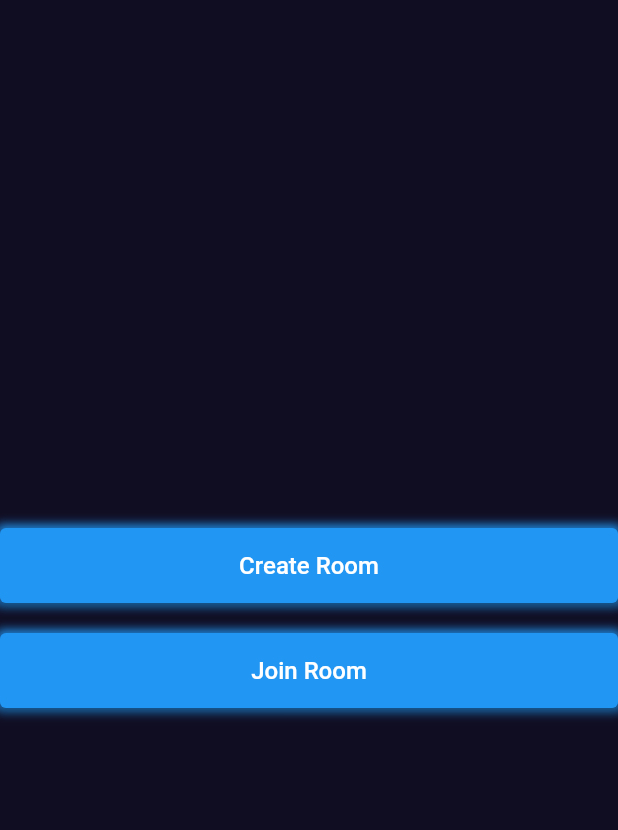
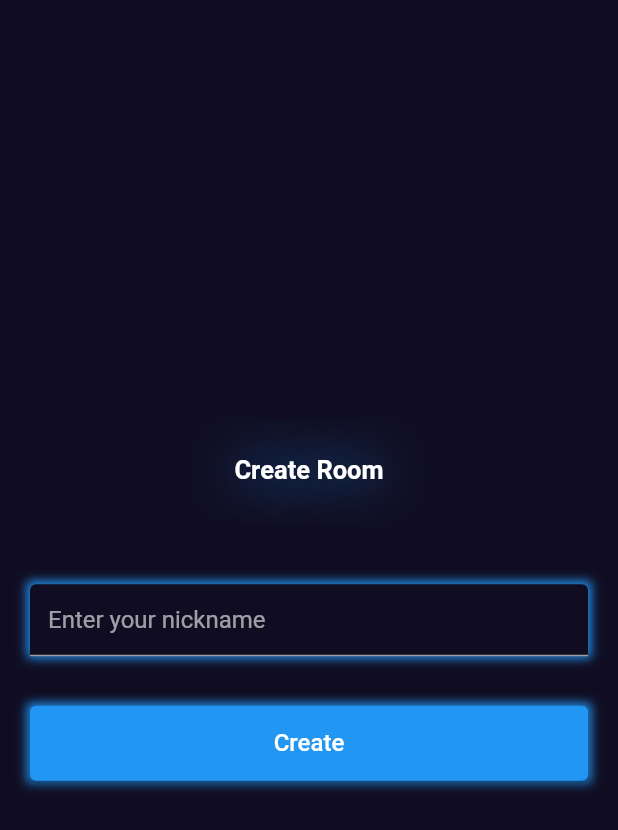
Before and after one commit to Sohag-84/TicTacToe-game, a Flutter app: the screen it shows after launch, after a tap on "Create Room", on a phone screen of 412 x 824 dp. Shown: the top 830 px of the screen. Run offline on Flutter 3.47's test engine with Material 2 defaults, Android fonts, the phone set to English and light mode, and no system bars.

Commit message:
create room screen is designed

```diff
--- a/lib/screens/create_room_screen.dart
+++ b/lib/screens/create_room_screen.dart
@@ -1,4 +1,10 @@
+// ignore_for_file: prefer_const_constructors, prefer_const_literals_to_create_immutables
+
 import 'package:flutter/material.dart';
+import 'package:tic_tac_toe_game/responsive/responsive.dart';
+import 'package:tic_tac_toe_game/widgets/custom_button.dart';
+import 'package:tic_tac_toe_game/widgets/custom_text.dart';
+import 'package:tic_tac_toe_game/widgets/custom_text_field.dart';
 
 class CreateRoomScreen extends StatefulWidget {
   static String routeName = "/create-room";
@@ -9,8 +15,46 @@ class CreateRoomScreen extends StatefulWidget {
 }
 
 class _CreateRoomScreenState extends State<CreateRoomScreen> {
+  final TextEditingController _nameController = TextEditingController();
+
+  @override
+  void dispose() {
+    super.dispose();
+    _nameController.dispose();
+  }
+
   @override
   Widget build(BuildContext context) {
-    return const Placeholder();
+    final size = MediaQuery.sizeOf(context);
+    return Scaffold(
+      body: Responsive(
+        child: Container(
+          margin: EdgeInsets.symmetric(horizontal: 20),
+          child: Column(
+            mainAxisAlignment: MainAxisAlignment.center,
+            crossAxisAlignment: CrossAxisAlignment.center,
+            children: [
+              CustomText(
+                shadows: [
+                  Shadow(
+                    blurRadius: 40,
+                    color: Colors.blue,
+                  ),
+                ],
+                text: "Create Room",
+                fontSize: 17,
+              ),
+              SizedBox(height: size.height * 0.08),
+              CustomTextField(
+                controller: _nameController,
+                hintText: "Enter your nickname",
+              ),
+              SizedBox(height: size.height * 0.04),
+              CustomButton(onTap: () {}, text: "Create"),
+            ],
+          ),
+        ),
+      ),
+    );
   }
 }
--- a/lib/screens/main_menu_screen.dart
+++ b/lib/screens/main_menu_screen.dart
@@ -2,11 +2,21 @@
 
 import 'package:flutter/material.dart';
 import 'package:tic_tac_toe_game/responsive/responsive.dart';
+import 'package:tic_tac_toe_game/screens/create_room_screen.dart';
+import 'package:tic_tac_toe_game/screens/join_room_screen.dart';
 import 'package:tic_tac_toe_game/widgets/custom_button.dart';
 
 class MainMenuScreen extends StatelessWidget {
   static String routeName = "/main-menu";
   const MainMenuScreen({super.key});
+
+  void createRoom({required BuildContext context}) {
+    Navigator.pushNamed(context, CreateRoomScreen.routeName);
+  }
+
+  void joinRoom({required BuildContext context}) {
+    Navigator.pushNamed(context, JoinRoomScreen.routeName);
+  }
 
   @override
   Widget build(BuildContext context) {
@@ -15,9 +25,15 @@ class MainMenuScreen extends StatelessWidget {
         child: Column(
           mainAxisAlignment: MainAxisAlignment.center,
           children: [
-            CustomButton(onTap: () {}, text: "Create Room"),
+            CustomButton(
+              onTap: () => createRoom(context: context),
+              text: "Create Room",
+            ),
             SizedBox(height: 20),
-            CustomButton(onTap: () {}, text: "Join Room"),
+            CustomButton(
+              onTap: () => joinRoom(context: context),
+              text: "Join Room",
+            ),
           ],
         ),
       ),
--- /dev/null
+++ b/lib/widgets/custom_text.dart
@@ -0,0 +1,26 @@
+import 'package:flutter/material.dart';
+
+class CustomText extends StatelessWidget {
+  final List<Shadow> shadows;
+  final String text;
+  final double fontSize;
+  const CustomText({
+    super.key,
+    required this.shadows,
+    required this.text,
+    required this.fontSize,
+  });
+
+  @override
+  Widget build(BuildContext context) {
+    return Text(
+      text,
+      style: TextStyle(
+        color: Colors.white,
+        fontWeight: FontWeight.bold,
+        fontSize: fontSize,
+        shadows: shadows,
+      ),
+    );
+  }
+}
--- /dev/null
+++ b/lib/widgets/custom_text_field.dart
@@ -0,0 +1,37 @@
+// ignore_for_file: prefer_const_constructors
+
+import 'package:flutter/material.dart';
+import 'package:tic_tac_toe_game/utils/colors.dart';
+
+class CustomTextField extends StatelessWidget {
+  final TextEditingController controller;
+  final String hintText;
+  const CustomTextField({
+    super.key,
+    required this.controller,
+    required this.hintText,
+  });
+
+  @override
+  Widget build(BuildContext context) {
+    return Container(
+      decoration: BoxDecoration(
+        boxShadow: const [
+          BoxShadow(
+            color: Colors.blue,
+            blurRadius: 5,
+            spreadRadius: 2,
+          ),
+        ],
+      ),
+      child: TextField(
+        controller: controller,
+        decoration: InputDecoration(
+          fillColor: bgColor,
+          filled: true,
+          hintText: hintText,
+        ),
+      ),
+    );
+  }
+}
```
